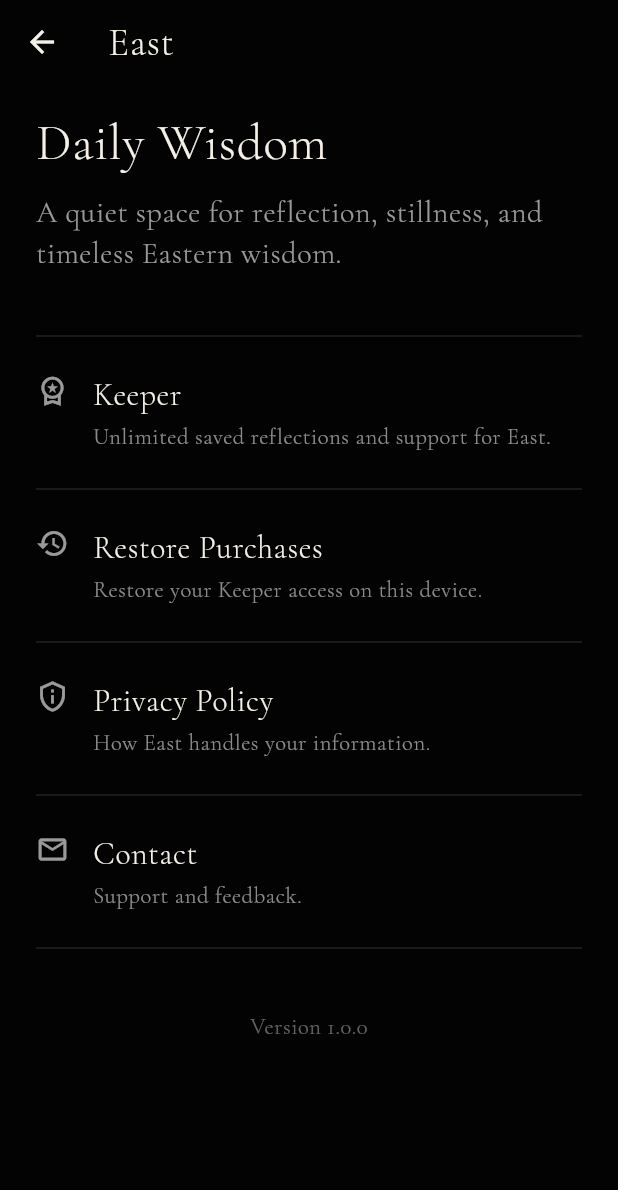
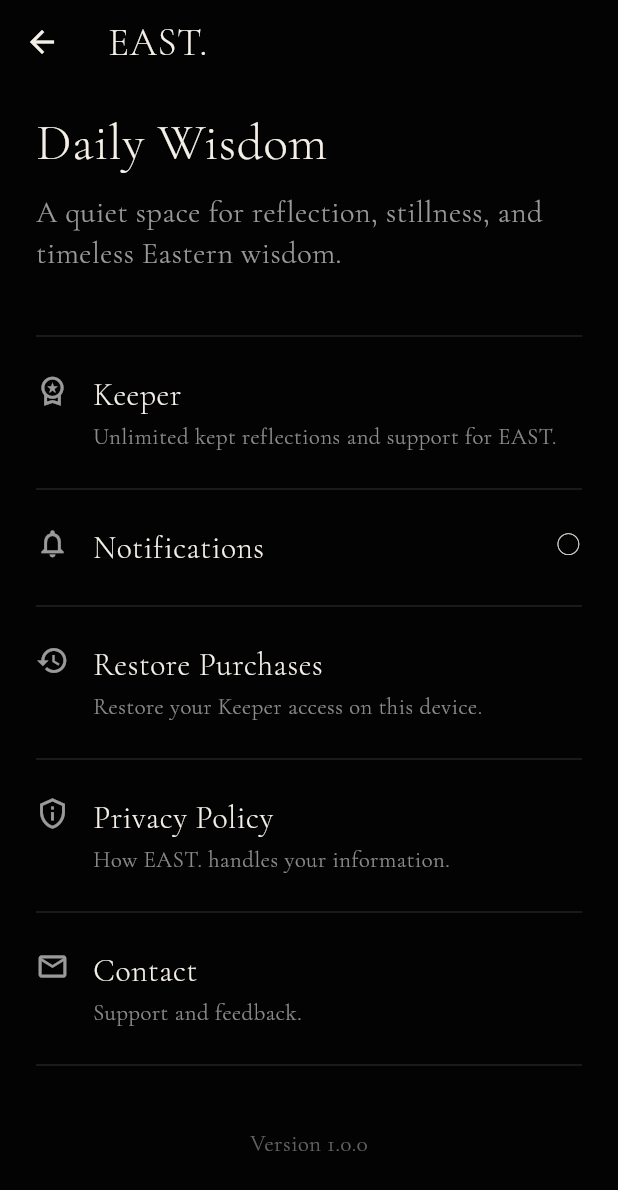
Before and after one commit to wv6czzy669-boop/wisdom-east-app, a Flutter app: the screen it shows after launch, after a tap on the "settings" icon, on a phone screen of 412 x 824 dp. Shown: the top 1190 px of the screen. Run offline on Flutter 3.47's test engine with Material 3 defaults, Android fonts, the phone set to English and light mode, and no system bars; our stand-ins replace audioplayers, in_app_purchase, shared_preferences.

Commit message:
Apply EAST branding and Kept UI update

```diff
--- a/lib/app.dart
+++ b/lib/app.dart
@@ -8,7 +8,7 @@
   @override
   Widget build(BuildContext context) {
     return MaterialApp(
-      title: 'Daily Wisdom: East',
+      title: 'Daily Wisdom: EAST.',
       debugShowCheckedModeBanner: false,
       theme: ThemeData(
         brightness: Brightness.dark,
--- a/lib/screens/home_screen.dart
+++ b/lib/screens/home_screen.dart
@@ -29,10 +29,10 @@
     with SingleTickerProviderStateMixin, WidgetsBindingObserver {
   int screenStep = 0;
 
-  String currentText = "East";
+  String currentText = "EAST.";
 
   double textOpacity = 0.0;
-  double heartOpacity = 0.0;
+  double saveControlOpacity = 0.0;
   double keeperPromptOpacity = 0.0;
   double textScale = 0.985;
   double revealGlowOpacity = 0.0;
@@ -44,7 +44,7 @@
   bool _transitionLock = false;
   int flowSessionId = 0;
   bool navigationInProgress = false;
-  bool heartInteractionEnabled = false;
+  bool saveInteractionEnabled = false;
   bool _reduceMotion = false;
 
   final ritualFlowController = const RitualFlowController();
@@ -89,12 +89,12 @@
       }
 
       if (wisdomRevealed) {
-        heartOpacity = 1.0;
+        saveControlOpacity = 1.0;
         keeperPromptOpacity = 1.0;
         revealGlowOpacity = 0.10;
       } else {
-        heartOpacity = 0.0;
-        heartInteractionEnabled = false;
+        saveControlOpacity = 0.0;
+        saveInteractionEnabled = false;
         keeperPromptOpacity = 0.0;
         revealGlowOpacity = 0.0;
       }
@@ -431,8 +431,8 @@
 
       setState(() {
         textOpacity = 0.0;
-        heartOpacity = 0.0;
-        heartInteractionEnabled = false;
+        saveControlOpacity = 0.0;
+        saveInteractionEnabled = false;
         keeperPromptOpacity = 0.0;
         revealGlowOpacity = 0.0;
         backgroundDepth =
@@ -561,8 +561,8 @@
 
       setState(() {
         textOpacity = 0.0;
-        heartOpacity = 0.0;
-        heartInteractionEnabled = false;
+        saveControlOpacity = 0.0;
+        saveInteractionEnabled = false;
         keeperPromptOpacity = 0.0;
         pauseFeelOpacity = 0.0;
         revealGlowOpacity = 0.0;
@@ -612,7 +612,7 @@
       if (!mounted || currentFlow != flowSessionId) return;
 
       setState(() {
-        heartOpacity = 1.0;
+        saveControlOpacity = 1.0;
         revealGlowOpacity = 0.10;
       });
 
@@ -629,15 +629,6 @@
         _transitionLock = false;
       }
     }
-  }
-
-  Future<void> resetToRevealScreen() async {
-    HapticFeedback.selectionClick();
-
-    await transitionToText(
-      "Tap to Reveal",
-      nextStep: 3,
-    );
   }
 
   Future<void> openKeeperScreen() async {
@@ -703,11 +694,11 @@
         return AlertDialog(
           backgroundColor: const Color(0xFF111111),
           title: Text(
-            "Saved Reflection Limit",
+            "Kept Limit",
             style: wisdomStyle(22),
           ),
           content: Text(
-            "Free users can save up to 3 reflections.",
+            "Free users can keep up to 3 reflections.",
             style: wisdomStyle(18),
           ),
           actions: [
@@ -750,7 +741,7 @@
         favorites = result.items;
       });
     } catch (_) {
-      showEastSnack("Reflection could not be saved. Please try again.");
+      showEastSnack("Reflection could not be kept. Please try again.");
     }
   }
 
@@ -979,7 +970,7 @@
                                             mainAxisSize: MainAxisSize.min,
                                             children: [
                                               Text(
-                                                "East",
+                                                "EAST.",
                                                 textAlign: TextAlign.center,
                                                 style: wisdomStyle(
                                                   44,
@@ -1087,11 +1078,15 @@
                     onPressed: openSettings,
                   ),
                   IconButton(
-                    tooltip: 'Saved reflections',
-                    icon: const Icon(
-                      Icons.star_border,
-                      color: Colors.white70,
-                      size: 29,
+                    tooltip: 'Kept',
+                    icon: const Text(
+                      '○',
+                      style: TextStyle(
+                        color: Colors.white70,
+                        fontSize: 30,
+                        fontWeight: FontWeight.w300,
+                        height: 1,
+                      ),
                     ),
                     onPressed: openFavorites,
                   ),
@@ -1100,54 +1095,42 @@
             ),
             if (wisdomRevealed)
               Positioned(
-                top: 10,
-                left: 8,
-                child: IconButton(
-                  tooltip: 'Back',
-                  icon: const Icon(
-                    Icons.arrow_back_ios_new,
-                    color: Colors.white70,
-                    size: 23,
-                  ),
-                  onPressed: resetToRevealScreen,
-                ),
-              ),
-            if (wisdomRevealed)
-              Positioned(
                 left: 0,
                 right: 0,
                 top: MediaQuery.of(context).size.height / 2 + 72,
                 child: Center(
                   child: IgnorePointer(
-                    key: const ValueKey('favorite-interaction-guard'),
-                    ignoring: !heartInteractionEnabled,
+                    key: const ValueKey('kept-interaction-guard'),
+                    ignoring: !saveInteractionEnabled,
                     child: AnimatedOpacity(
                       duration: const Duration(
                         milliseconds: 1000,
                       ),
-                      opacity: heartOpacity,
+                      opacity: saveControlOpacity,
                       onEnd: () {
                         if (!mounted ||
-                            heartInteractionEnabled ||
-                            heartOpacity < 1.0 ||
+                            saveInteractionEnabled ||
+                            saveControlOpacity < 1.0 ||
                             !wisdomRevealed) {
                           return;
                         }
 
                         setState(() {
-                          heartInteractionEnabled = true;
+                          saveInteractionEnabled = true;
                         });
                       },
                       child: IconButton(
                         tooltip: isCurrentFavorite()
-                            ? 'Remove saved reflection'
-                            : 'Save reflection',
-                        icon: Icon(
-                          isCurrentFavorite()
-                              ? Icons.favorite
-                              : Icons.favorite_border,
-                          color: const Color(0xFFF4F0E8),
-                          size: 28,
+                            ? 'Remove kept reflection'
+                            : 'Keep reflection',
+                        icon: Text(
+                          isCurrentFavorite() ? '●' : '○',
+                          style: const TextStyle(
+                            color: Color(0xFFF4F0E8),
+                            fontSize: 29,
+                            fontWeight: FontWeight.w300,
+                            height: 1,
+                          ),
                         ),
                         onPressed: toggleFavorite,
                       ),
--- a/lib/screens/keeper_screen.dart
+++ b/lib/screens/keeper_screen.dart
@@ -198,7 +198,7 @@
                     ),
                     const SizedBox(height: 11),
                     Text(
-                      "Help keep East alive.",
+                      "Help keep EAST. alive.",
                       textAlign: TextAlign.center,
                       style: keeperStyle(
                         13,
--- a/lib/screens/saved_reflections_screen.dart
+++ b/lib/screens/saved_reflections_screen.dart
@@ -40,14 +40,14 @@
         foregroundColor: const Color(0xFFF4F0E8),
         elevation: 0,
         title: Text(
-          "Saved Reflections",
+          "Kept",
           style: reflectionStyle(24),
         ),
       ),
       body: reflections.isEmpty
           ? Center(
               child: Text(
-                "No wisdom saved yet.",
+                "Nothing kept yet.",
                 style: reflectionStyle(21).copyWith(color: Colors.white54),
               ),
             )
--- a/lib/screens/settings_screen.dart
+++ b/lib/screens/settings_screen.dart
@@ -5,7 +5,12 @@
 import 'keeper_screen.dart';
 
 class SettingsScreen extends StatelessWidget {
-  const SettingsScreen({super.key});
+  const SettingsScreen({
+    super.key,
+    this.notificationsEnabled = false,
+  });
+
+  final bool notificationsEnabled;
 
   TextStyle eastStyle(
     double size, {
@@ -24,7 +29,8 @@
   Widget settingsItem({
     required IconData icon,
     required String title,
-    required String subtitle,
+    String? subtitle,
+    Widget? trailing,
     VoidCallback? onTap,
   }) {
     return InkWell(
@@ -52,6 +58,7 @@
                     title,
                     style: eastStyle(21),
                   ),
+                  if (subtitle != null) ...[
                     const SizedBox(height: 4),
                     Text(
                       subtitle,
@@ -61,8 +68,13 @@
                       ),
                     ),
                   ],
+                ],
               ),
             ),
+            if (trailing != null) ...[
+              const SizedBox(width: 16),
+              trailing,
+            ],
           ],
         ),
       ),
@@ -121,7 +133,7 @@
     final uri = Uri(
       scheme: 'mailto',
       path: 'dailywisdomeast@gmail.com',
-      query: 'subject=East Support',
+      query: 'subject=EAST. Support',
     );
 
     try {
@@ -141,7 +153,7 @@
         scrolledUnderElevation: 0,
         elevation: 0,
         title: Text(
-          "East",
+          "EAST.",
           style: eastStyle(26),
         ),
       ),
@@ -173,7 +185,7 @@
           settingsItem(
             icon: Icons.workspace_premium_outlined,
             title: "Keeper",
-            subtitle: "Unlimited saved reflections and support for East.",
+            subtitle: "Unlimited kept reflections and support for EAST.",
             onTap: () {
               Navigator.push(
                 context,
@@ -182,6 +194,17 @@
                 ),
               );
             },
+          ),
+          const Divider(
+            color: Colors.white24,
+            thickness: 0.5,
+          ),
+          settingsItem(
+            icon: Icons.notifications_none,
+            title: "Notifications",
+            trailing: _NotificationStateIndicator(
+              isEnabled: notificationsEnabled,
+            ),
           ),
           const Divider(
             color: Colors.white24,
@@ -206,7 +229,7 @@
                 restoreStarted
                     ? "Restore request sent. Keeper access will update automatically."
                     : purchaseService.restoreNeedsRecovery
-                        ? "A previous restore is still being reconciled. Keeper access will update automatically; reopen East before trying again."
+                        ? "A previous restore is still being reconciled. Keeper access will update automatically; reopen EAST. before trying again."
                         : "Restore is not available right now. Please try again shortly.",
               );
             },
@@ -218,7 +241,7 @@
           settingsItem(
             icon: Icons.privacy_tip_outlined,
             title: "Privacy Policy",
-            subtitle: "How East handles your information.",
+            subtitle: "How EAST. handles your information.",
             onTap: () async {
               await openPrivacyPolicy();
 
@@ -254,3 +277,28 @@
     );
   }
 }
+
+class _NotificationStateIndicator extends StatelessWidget {
+  const _NotificationStateIndicator({required this.isEnabled});
+
+  final bool isEnabled;
+
+  @override
+  Widget build(BuildContext context) {
+    return Semantics(
+      label: isEnabled ? 'Notifications enabled' : 'Notifications disabled',
+      child: ExcludeSemantics(
+        child: Text(
+          isEnabled ? '●' : '○',
+          style: const TextStyle(
+            color: Color(0xFFF4F0E8),
+            fontSize: 23,
+            fontWeight: FontWeight.w300,
+            fontFamily: 'CormorantGaramond',
+            height: 1,
+          ),
+        ),
+      ),
+    );
+  }
+}
```
Also changed, not shown: 6 other files. Lines whose indentation alone changed are shown as unchanged.
